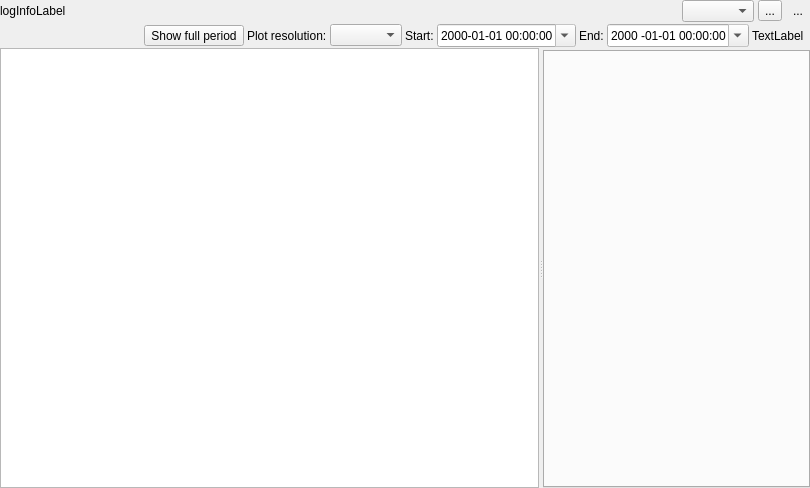
This is Viewer/ecflowUI/src/LogLoadWidget.ui in ecmwf/ecflow as Qt 5 draws it before an edit. The edited form follows.
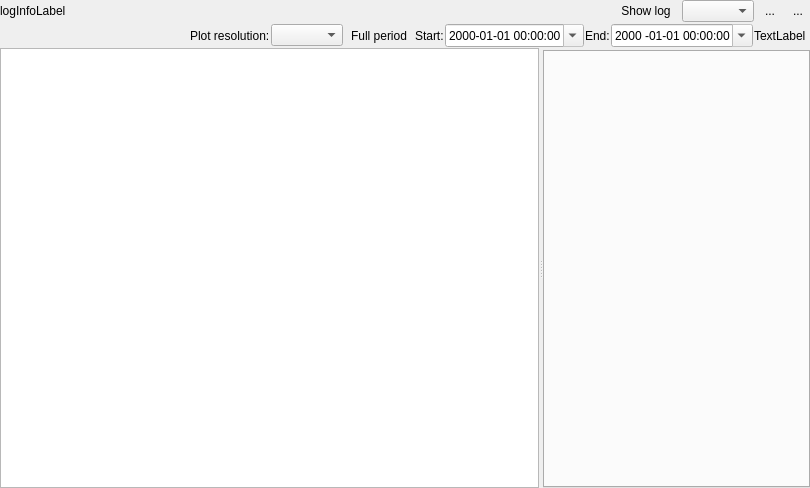
This is the edited form. Icons and pictures are not drawn. Custom widgets are drawn as their Qt base class.

Commit message: ecflowUI: improve log file loading mechanism in server load tab ECFLOW-1681

```diff
--- a/Viewer/ecflowUI/src/LogLoadWidget.ui
+++ b/Viewer/ecflowUI/src/LogLoadWidget.ui
@@ -39,7 +39,7 @@
     <number>0</number>
    </property>
    <item>
-    <layout class="QHBoxLayout" name="horizontalLayout_3" stretch="1,0,0,0">
+    <layout class="QHBoxLayout" name="horizontalLayout_3" stretch="1,0,0,0,0">
      <property name="spacing">
       <number>4</number>
      </property>
@@ -50,6 +50,26 @@
        </property>
       </widget>
      </item>
+     <item>
+      <widget class="QToolButton" name="showLogTb">
+       <property name="toolTip">
+        <string>Show log</string>
+       </property>
+       <property name="text">
+        <string>Show log</string>
+       </property>
+       <property name="icon">
+        <iconset resource="viewer.qrc">
+         <normaloff>:/viewer/show_log.svg</normaloff>:/viewer/show_log.svg</iconset>
+       </property>
+       <property name="checkable">
+        <bool>true</bool>
+       </property>
+       <property name="autoRaise">
+        <bool>true</bool>
+       </property>
+      </widget>
+     </item>
      <item>
       <widget class="QComboBox" name="logModeCombo"/>
      </item>
@@ -62,6 +82,9 @@
         <iconset resource="viewer.qrc">
          <normaloff>:/viewer/open_file.svg</normaloff>:/viewer/open_file.svg</iconset>
        </property>
+       <property name="autoRaise">
+        <bool>true</bool>
+       </property>
       </widget>
      </item>
      <item>
@@ -121,12 +144,23 @@
        </spacer>
       </item>
       <item>
-       <widget class="QToolButton" name="showFullTb">
-        <property name="text">
-         <string>Show full period</string>
-        </property>
-       </widget>
-      </item>
+       <widget class="QWidget" name="cornerW" native="true">
+        <layout class="QHBoxLayout" name="horizontalLayout_2">
+         <property name="spacing">
+          <number>1</number>
+         </property>
+         <property name="leftMargin">
+          <number>0</number>
+         </property>
+         <property name="topMargin">
+          <number>0</number>
+         </property>
+         <property name="rightMargin">
+          <number>0</number>
+         </property>
+         <property name="bottomMargin">
+          <number>0</number>
+         </property>
       <item>
        <widget class="QLabel" name="resComboLabel">
         <property name="text">
@@ -138,7 +172,21 @@
        <widget class="QComboBox" name="resCombo"/>
       </item>
       <item>
-       <widget class="QLabel" name="label">
+          <widget class="QToolButton" name="showFullTb">
+           <property name="text">
+            <string>Full period</string>
+           </property>
+           <property name="icon">
+            <iconset resource="viewer.qrc">
+             <normaloff>:/viewer/arrow_all.svg</normaloff>:/viewer/arrow_all.svg</iconset>
+           </property>
+           <property name="autoRaise">
+            <bool>true</bool>
+           </property>
+          </widget>
+         </item>
+         <item>
+          <widget class="QLabel" name="startLabel">
         <property name="text">
          <string>Start:</string>
         </property>
@@ -158,7 +206,7 @@
        </widget>
       </item>
       <item>
-       <widget class="QLabel" name="label_2">
+          <widget class="QLabel" name="endLabel">
         <property name="text">
          <string>End:</string>
         </property>
@@ -184,6 +232,9 @@
         </property>
        </widget>
       </item>
+        </layout>
+       </widget>
+      </item>
       <item>
        <spacer name="horizontalSpacer_2">
         <property name="orientation">
@@ -194,7 +245,7 @@
         </property>
         <property name="sizeHint" stdset="0">
          <size>
-          <width>6</width>
+          <width>4</width>
           <height>20</height>
          </size>
         </property>
```
Left out of the diff: 2 changed lines with no effect on the pictures. Lines whose indentation alone changed are shown as unchanged. The commit also changes 8 other files.
